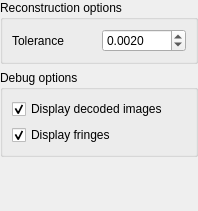
Old version of the form Z3DScanner/src/sls/zstereoslsconfigwidget.ui in the repository nikolaseu/neuvision.
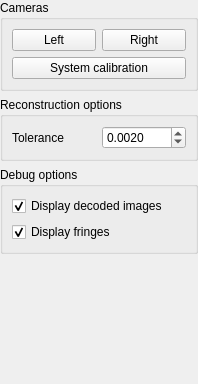
New version of the form.

Commit message: Add camera preview/settings/calibration menus

The edit to the form file:
```diff
--- a/Z3DScanner/src/sls/zstereoslsconfigwidget.ui
+++ b/Z3DScanner/src/sls/zstereoslsconfigwidget.ui
@@ -7,7 +7,7 @@
     <x>0</x>
     <y>0</y>
     <width>198</width>
-    <height>211</height>
+    <height>384</height>
    </rect>
   </property>
   <property name="windowTitle">
@@ -26,6 +26,36 @@
    <property name="bottomMargin">
     <number>0</number>
    </property>
+   <item>
+    <widget class="QGroupBox" name="groupBox">
+     <property name="title">
+      <string>Cameras</string>
+     </property>
+     <layout class="QGridLayout" name="gridLayout_2">
+      <item row="0" column="0">
+       <widget class="QPushButton" name="leftCameraButton">
+        <property name="text">
+         <string>Left</string>
+        </property>
+       </widget>
+      </item>
+      <item row="0" column="1">
+       <widget class="QPushButton" name="rightCameraButton">
+        <property name="text">
+         <string>Right</string>
+        </property>
+       </widget>
+      </item>
+      <item row="2" column="0" colspan="2">
+       <widget class="QPushButton" name="calibrateSystemButton">
+        <property name="text">
+         <string>System calibration</string>
+        </property>
+       </widget>
+      </item>
+     </layout>
+    </widget>
+   </item>
    <item>
     <widget class="QGroupBox" name="groupBox_7">
      <property name="title">
```
The commit also changes 3 other files.
